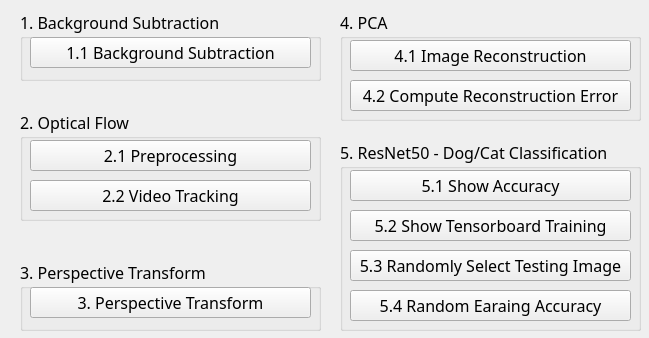
Qt form cvdl_2020_hw02.ui (StevenChen8759/CVDL_2020_HW02) before a commit.
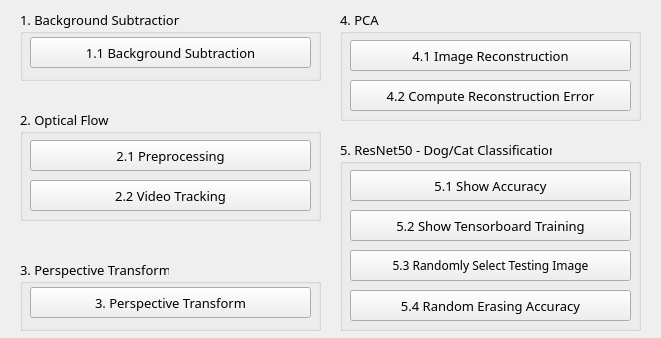
The same form after that commit.

Commit message: feat: Adjust User Interface

What changed in the file:
```diff
--- a/cvdl_2020_hw02.ui
+++ b/cvdl_2020_hw02.ui
@@ -6,14 +6,14 @@
    <rect>
     <x>0</x>
     <y>0</y>
-    <width>649</width>
+    <width>661</width>
     <height>338</height>
    </rect>
   </property>
   <property name="font">
    <font>
     <family>微軟正黑體</family>
-    <pointsize>12</pointsize>
+    <pointsize>11</pointsize>
    </font>
   </property>
   <property name="windowTitle">
@@ -29,6 +29,12 @@
       <height>71</height>
      </rect>
     </property>
+    <property name="font">
+     <font>
+      <family>微軟正黑體</family>
+      <pointsize>10</pointsize>
+     </font>
+    </property>
     <property name="title">
      <string>1. Background Subtraction</string>
     </property>
@@ -41,6 +47,12 @@
        <height>31</height>
       </rect>
      </property>
+     <property name="font">
+      <font>
+       <family>微軟正黑體</family>
+       <pointsize>10</pointsize>
+      </font>
+     </property>
      <property name="text">
       <string>1.1 Background Subtraction</string>
      </property>
@@ -55,6 +67,12 @@
       <height>111</height>
      </rect>
     </property>
+    <property name="font">
+     <font>
+      <family>微軟正黑體</family>
+      <pointsize>10</pointsize>
+     </font>
+    </property>
     <property name="title">
      <string>2. Optical Flow</string>
     </property>
@@ -67,6 +85,12 @@
        <height>31</height>
       </rect>
      </property>
+     <property name="font">
+      <font>
+       <family>微軟正黑體</family>
+       <pointsize>10</pointsize>
+      </font>
+     </property>
      <property name="text">
       <string>2.1 Preprocessing</string>
      </property>
@@ -80,6 +104,12 @@
        <height>31</height>
       </rect>
      </property>
+     <property name="font">
+      <font>
+       <family>微軟正黑體</family>
+       <pointsize>10</pointsize>
+      </font>
+     </property>
      <property name="text">
       <string>2.2 Video Tracking</string>
      </property>
@@ -94,6 +124,12 @@
       <height>71</height>
      </rect>
     </property>
+    <property name="font">
+     <font>
+      <family>微軟正黑體</family>
+      <pointsize>10</pointsize>
+     </font>
+    </property>
     <property name="title">
      <string>3. Perspective Transform</string>
     </property>
@@ -106,6 +142,12 @@
        <height>31</height>
       </rect>
      </property>
+     <property name="font">
+      <font>
+       <family>微軟正黑體</family>
+       <pointsize>10</pointsize>
+      </font>
+     </property>
      <property name="text">
       <string>3. Perspective Transform</string>
      </property>
@@ -120,6 +162,12 @@
       <height>111</height>
      </rect>
     </property>
+    <property name="font">
+     <font>
+      <family>微軟正黑體</family>
+      <pointsize>10</pointsize>
+     </font>
+    </property>
     <property name="title">
      <string>4. PCA</string>
     </property>
@@ -132,6 +180,12 @@
        <height>31</height>
       </rect>
      </property>
+     <property name="font">
+      <font>
+       <family>微軟正黑體</family>
+       <pointsize>10</pointsize>
+      </font>
+     </property>
      <property name="text">
       <string>4.1 Image Reconstruction</string>
      </property>
@@ -145,6 +199,12 @@
        <height>31</height>
       </rect>
      </property>
+     <property name="font">
+      <font>
+       <family>微軟正黑體</family>
+       <pointsize>10</pointsize>
+      </font>
+     </property>
      <property name="text">
       <string>4.2 Compute Reconstruction Error</string>
      </property>
@@ -159,6 +219,12 @@
       <height>191</height>
      </rect>
     </property>
+    <property name="font">
+     <font>
+      <family>微軟正黑體</family>
+      <pointsize>10</pointsize>
+     </font>
+    </property>
     <property name="title">
      <string>5. ResNet50 - Dog/Cat Classification</string>
     </property>
@@ -171,6 +237,12 @@
        <height>31</height>
       </rect>
      </property>
+     <property name="font">
+      <font>
+       <family>微軟正黑體</family>
+       <pointsize>10</pointsize>
+      </font>
+     </property>
      <property name="text">
       <string>5.1 Show Accuracy</string>
      </property>
@@ -184,6 +256,12 @@
        <height>31</height>
       </rect>
      </property>
+     <property name="font">
+      <font>
+       <family>微軟正黑體</family>
+       <pointsize>10</pointsize>
+      </font>
+     </property>
      <property name="text">
       <string>5.2 Show Tensorboard Training</string>
      </property>
@@ -197,6 +275,12 @@
        <height>31</height>
       </rect>
      </property>
+     <property name="font">
+      <font>
+       <family>微軟正黑體</family>
+       <pointsize>9</pointsize>
+      </font>
+     </property>
      <property name="text">
       <string>5.3 Randomly Select Testing Image</string>
      </property>
@@ -210,8 +294,14 @@
        <height>31</height>
       </rect>
      </property>
+     <property name="font">
+      <font>
+       <family>微軟正黑體</family>
+       <pointsize>10</pointsize>
+      </font>
+     </property>
      <property name="text">
-      <string>5.4 Random Earaing Accuracy</string>
+      <string>5.4 Random Erasing Accuracy</string>
      </property>
     </widget>
    </widget>
```
Left out of the diff: 2 changed lines with no effect on the pictures.
